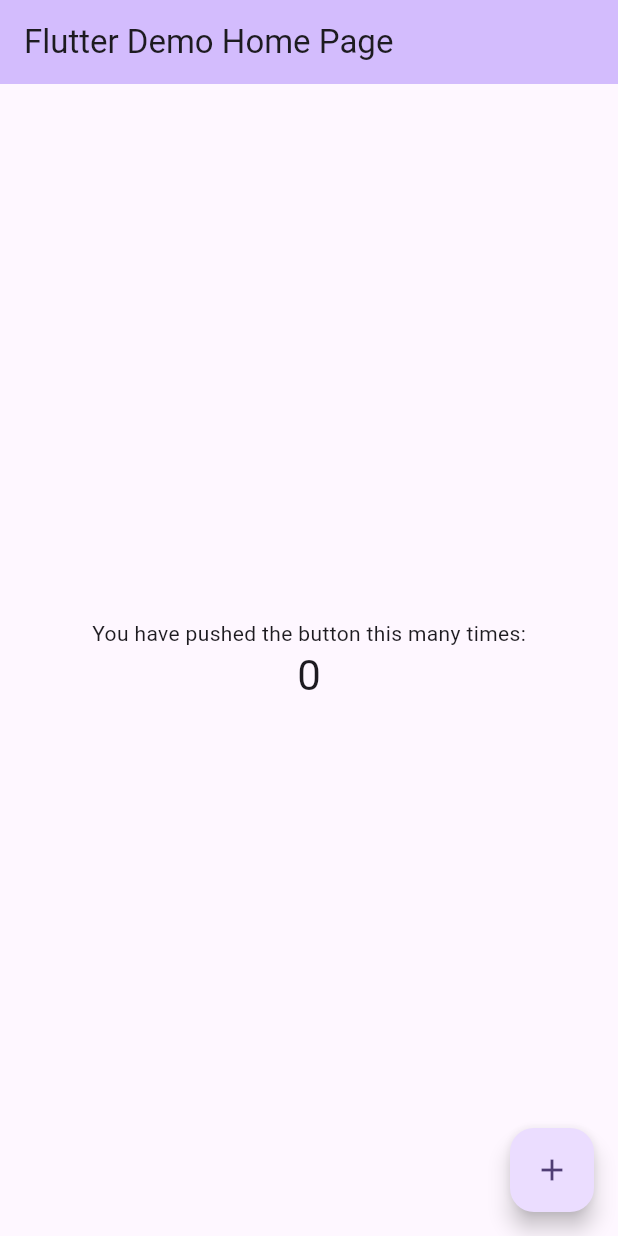
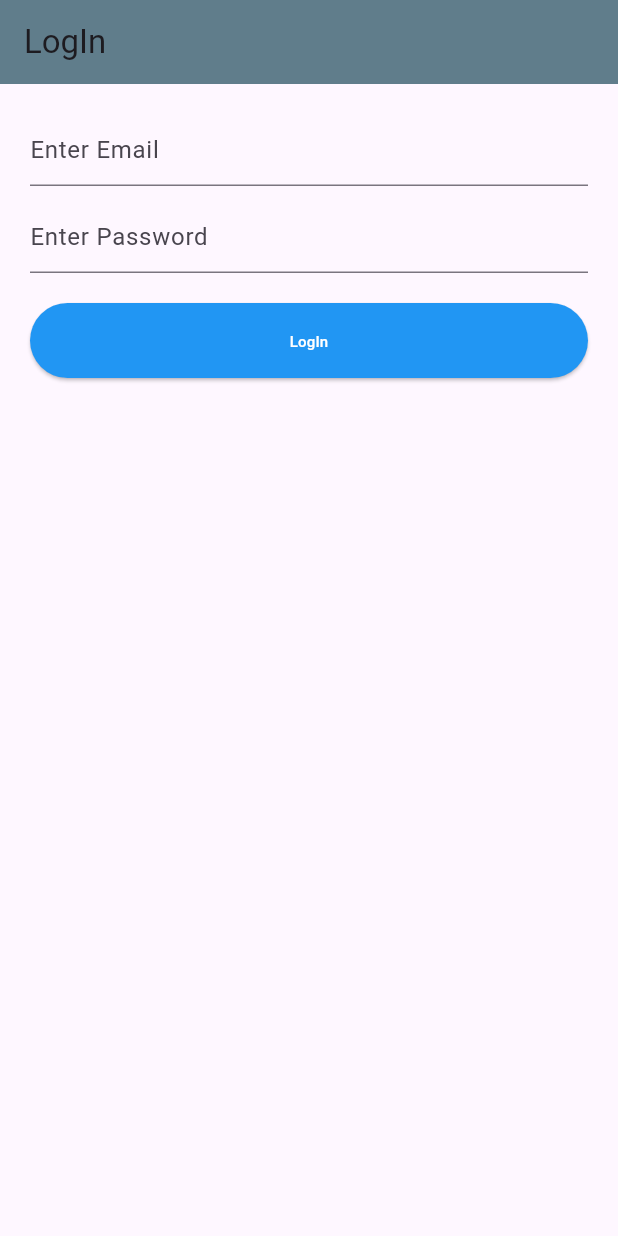
Before and after one commit to NomanNayeem5516/-Weather-App-using-Clean-Architecture, a Flutter app: the screen it shows after launch, on a phone screen of 412 x 824 dp. Run offline on Flutter 3.47's test engine with Material 3 defaults, Android fonts, the phone set to English and light mode, and no system bars.

Commit message:
creating login page

```diff
--- /dev/null
+++ b/lib/helper/colors_helper.dart
@@ -0,0 +1,15 @@
+import 'package:flutter/material.dart';
+
+class ColorsHelper {
+  static final ColorsHelper _singleton = ColorsHelper._internal();
+
+  factory ColorsHelper() {
+    return _singleton;
+  }
+  ColorsHelper._internal();
+  static const Color whiteColor=Colors.white;
+  static const Color blackColor=Colors.black;
+  static const Color primaryColor=Colors.blueGrey;
+  static const Color blueColor=Colors.blue;
+  // static const Color secondaryColor=Colors.black;
+}
--- /dev/null
+++ b/lib/helper/dimensn_helper.dart
@@ -0,0 +1,23 @@
+class DimensnHelper{
+  static final DimensnHelper _singleton = DimensnHelper._internal();
+
+  factory DimensnHelper() {
+    return _singleton;
+  }
+
+  DimensnHelper._internal();
+
+  static const double dimensn_10=10.0;
+  static const double dimensn_12=12.0;
+  static const double dimensn_14=14.0;
+  static const double dimensn_16=16.0;
+  static const double dimensn_18=18.0;
+  static const double dimensn_20=20.0;
+  static const double dimensn_50=50.0;
+  static const double dimensn_80=80.0;
+  static const double dimensn_100=100.0;
+  static const double dimensn_150=150.0;
+  static const double dimensn_200=200.0;
+
+
+}
--- /dev/null
+++ b/lib/helper/font_helper.dart
@@ -0,0 +1,19 @@
+class FontHelper{
+  static final FontHelper _singleton = FontHelper._internal();
+
+  factory FontHelper() {
+    return _singleton;
+  }
+
+  FontHelper._internal();
+
+  static const double dimensn_10=10.0;
+  static const double dimensn_12=12.0;
+  static const double dimensn_14=14.0;
+  static const double dimensn_16=16.0;
+  static const double dimensn_18=18.0;
+  static const double dimensn_20=20.0;
+  static const double dimensn_25=25.0;
+
+
+}
--- /dev/null
+++ b/lib/helper/string_helper.dart
@@ -0,0 +1,12 @@
+class StringHelper{
+  static final StringHelper _singleton = StringHelper._internal();
+
+  factory StringHelper() {
+    return _singleton;
+  }
+
+  StringHelper._internal();
+  static const String logIn='LogIn';
+  static const String enterEmail='Enter Email';
+  static const String enterPassword='Enter Password';
+}
--- a/lib/main.dart
+++ b/lib/main.dart
@@ -1,4 +1,6 @@
 import 'package:flutter/material.dart';
+import 'package:weather_app_eith_clean_arc/screens/authScreens/splash_screen.dart';
+import 'package:weather_app_eith_clean_arc/screens/home_page.dart';
 
 void main() {
   runApp(const MyApp());
@@ -7,119 +9,16 @@ void main() {
 class MyApp extends StatelessWidget {
   const MyApp({super.key});
 
-  // This widget is the root of your application.
   @override
   Widget build(BuildContext context) {
     return MaterialApp(
+      debugShowCheckedModeBanner: false,
       title: 'Flutter Demo',
       theme: ThemeData(
-        // This is the theme of your application.
-        //
-        // TRY THIS: Try running your application with "flutter run". You'll see
-        // the application has a purple toolbar. Then, without quitting the app,
-        // try changing the seedColor in the colorScheme below to Colors.green
-        // and then invoke "hot reload" (save your changes or press the "hot
-        // reload" button in a Flutter-supported IDE, or press "r" if you used
-        // the command line to start the app).
-        //
-        // Notice that the counter didn't reset back to zero; the application
-        // state is not lost during the reload. To reset the state, use hot
-        // restart instead.
-        //
-        // This works for code too, not just values: Most code changes can be
-        // tested with just a hot reload.
         colorScheme: ColorScheme.fromSeed(seedColor: Colors.deepPurple),
         useMaterial3: true,
       ),
-      home: const MyHomePage(title: 'Flutter Demo Home Page'),
+      home: const SplashScreen(),
     );
   }
 }
-
-class MyHomePage extends StatefulWidget {
-  const MyHomePage({super.key, required this.title});
-
-  // This widget is the home page of your application. It is stateful, meaning
-  // that it has a State object (defined below) that contains fields that affect
-  // how it looks.
-
-  // This class is the configuration for the state. It holds the values (in this
-  // case the title) provided by the parent (in this case the App widget) and
-  // used by the build method of the State. Fields in a Widget subclass are
-  // always marked "final".
-
-  final String title;
-
-  @override
-  State<MyHomePage> createState() => _MyHomePageState();
-}
-
-class _MyHomePageState extends State<MyHomePage> {
-  int _counter = 0;
-
-  void _incrementCounter() {
-    setState(() {
-      // This call to setState tells the Flutter framework that something has
-      // changed in this State, which causes it to rerun the build method below
-      // so that the display can reflect the updated values. If we changed
-      // _counter without calling setState(), then the build method would not be
-      // called again, and so nothing would appear to happen.
-      _counter++;
-    });
-  }
-
-  @override
-  Widget build(BuildContext context) {
-    // This method is rerun every time setState is called, for instance as done
-    // by the _incrementCounter method above.
-    //
-    // The Flutter framework has been optimized to make rerunning build methods
-    // fast, so that you can just rebuild anything that needs updating rather
-    // than having to individually change instances of widgets.
-    return Scaffold(
-      appBar: AppBar(
-        // TRY THIS: Try changing the color here to a specific color (to
-        // Colors.amber, perhaps?) and trigger a hot reload to see the AppBar
-        // change color while the other colors stay the same.
-        backgroundColor: Theme.of(context).colorScheme.inversePrimary,
-        // Here we take the value from the MyHomePage object that was created by
-        // the App.build method, and use it to set our appbar title.
-        title: Text(widget.title),
-      ),
-      body: Center(
-        // Center is a layout widget. It takes a single child and positions it
-        // in the middle of the parent.
-        child: Column(
-          // Column is also a layout widget. It takes a list of children and
-          // arranges them vertically. By default, it sizes itself to fit its
-          // children horizontally, and tries to be as tall as its parent.
-          //
-          // Column has various properties to control how it sizes itself and
-          // how it positions its children. Here we use mainAxisAlignment to
-          // center the children vertically; the main axis here is the vertical
-          // axis because Columns are vertical (the cross axis would be
-          // horizontal).
-          //
-          // TRY THIS: Invoke "debug painting" (choose the "Toggle Debug Paint"
-          // action in the IDE, or press "p" in the console), to see the
-          // wireframe for each widget.
-          mainAxisAlignment: MainAxisAlignment.center,
-          children: <Widget>[
-            const Text(
-              'You have pushed the button this many times:',
-            ),
-            Text(
-              '$_counter',
-              style: Theme.of(context).textTheme.headlineMedium,
-            ),
-          ],
-        ),
-      ),
-      floatingActionButton: FloatingActionButton(
-        onPressed: _incrementCounter,
-        tooltip: 'Increment',
-        child: const Icon(Icons.add),
-      ), // This trailing comma makes auto-formatting nicer for build methods.
-    );
-  }
-}
--- /dev/null
+++ b/lib/screens/authScreens/login_screen.dart
@@ -0,0 +1,67 @@
+import 'package:flutter/material.dart';
+import 'package:weather_app_eith_clean_arc/helper/colors_helper.dart';
+import 'package:weather_app_eith_clean_arc/helper/dimensn_helper.dart';
+import 'package:weather_app_eith_clean_arc/helper/font_helper.dart';
+import 'package:weather_app_eith_clean_arc/helper/string_helper.dart';
+
+class LoginScreen extends StatefulWidget {
+  const LoginScreen({super.key});
+
+  @override
+  State<LoginScreen> createState() => _LoginScreenState();
+}
+
+class _LoginScreenState extends State<LoginScreen> {
+  final TextEditingController emailController = TextEditingController();
+  final TextEditingController passwordController = TextEditingController();
+  @override
+  Widget build(BuildContext context) {
+    return Scaffold(
+      appBar: AppBar(
+        backgroundColor: ColorsHelper.primaryColor,
+        title: const Text(StringHelper.logIn),
+      ),
+      body: Padding(
+        padding: const EdgeInsets.only(
+            top: DimensnHelper.dimensn_20,
+            left: DimensnHelper.dimensn_20,
+            right: DimensnHelper.dimensn_20),
+        child: Column(
+          children: [
+            TextFormField(
+              controller: emailController,
+              decoration:
+                  const InputDecoration(hintText: StringHelper.enterEmail),
+            ),
+            const SizedBox(
+              height: DimensnHelper.dimensn_10,
+            ),
+            TextFormField(
+              controller: passwordController,
+              decoration:
+                  const InputDecoration(hintText: StringHelper.enterPassword),
+            ),
+            const SizedBox(
+              height: DimensnHelper.dimensn_20,
+            ),
+            SizedBox(
+              height: DimensnHelper.dimensn_50,
+              width: double.infinity,
+              child: ElevatedButton(
+                onPressed: () {},
+                style: ElevatedButton.styleFrom(
+                    backgroundColor: ColorsHelper.blueColor),
+                child: const Text(
+                  StringHelper.logIn,
+                  style: TextStyle(
+                      color: ColorsHelper.whiteColor,
+                      fontSize: FontHelper.dimensn_10),
+                ),
+              ),
+            )
+          ],
+        ),
+      ),
+    );
+  }
+}
```
Also changed, not shown: lib/components/common_button.dart (added, +30 -0 lines), lib/helper/assets_helper.dart (added, +11 -0 lines), lib/screens/authScreens/splash_screen.dart (added, +36 -0 lines), lib/screens/home_page.dart (added, +15 -0 lines), pubspec.yaml (+5 -3 lines), assets/7133364.png (added), pubspec.lock, 5 other files.
